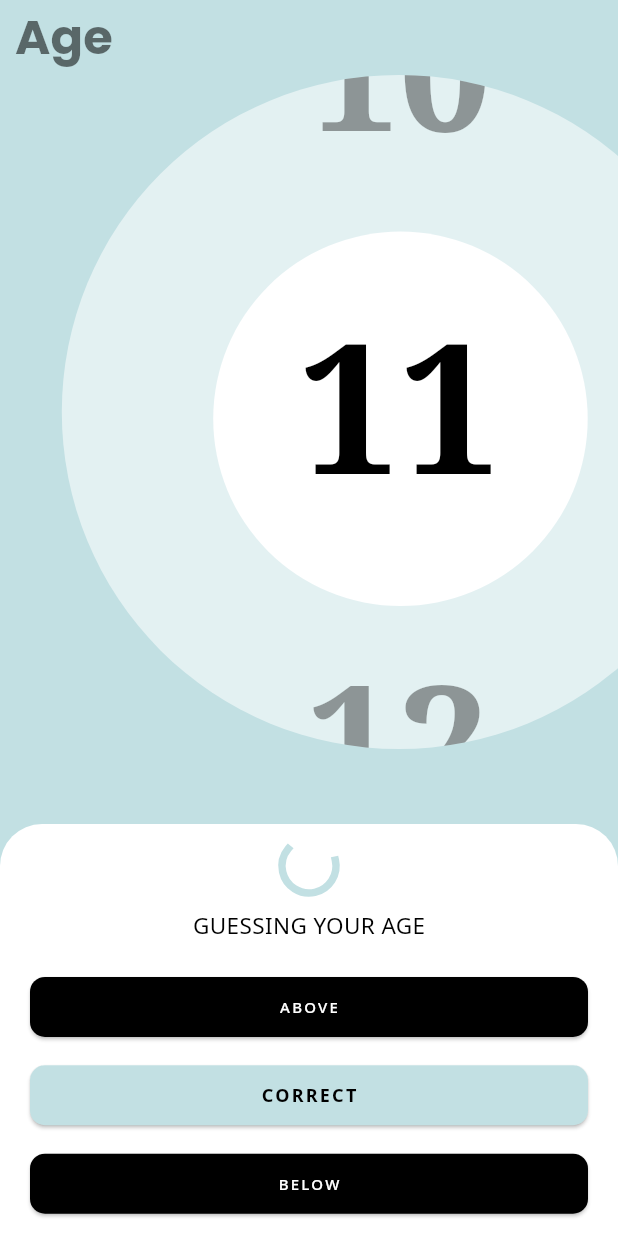
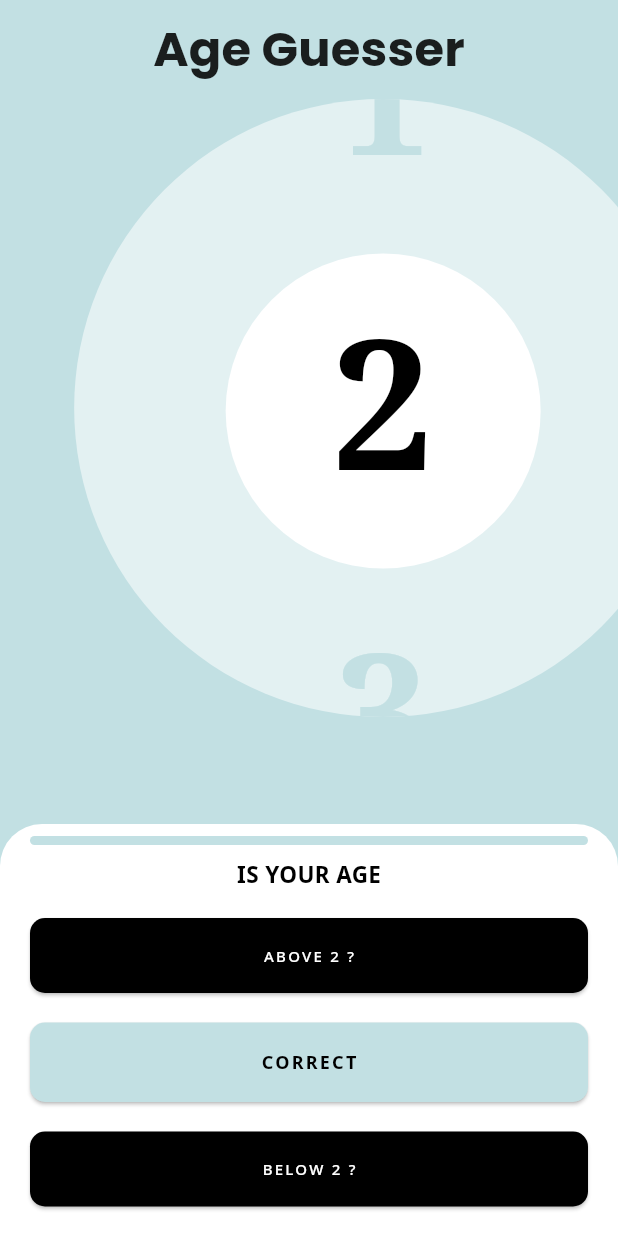
Before and after one commit to akash-ramaswamy/age_guesser, a Flutter app: the screen it shows after launch, swiped to page 2, on a phone screen of 412 x 824 dp. Run offline on Flutter 3.47's test engine with Material 3 defaults, Android fonts, the phone set to English and light mode, and no system bars; our stand-ins replace google_fonts.

Commit message:
Added age guess Logics and UI fixes

```diff
--- a/lib/main.dart
+++ b/lib/main.dart
@@ -1,4 +1,7 @@
+import 'dart:math';
+
 import 'package:flutter/material.dart';
+import 'package:flutter/services.dart';
 import 'package:google_fonts/google_fonts.dart';
 
 void main() {
@@ -14,32 +17,80 @@ class MyApp extends StatelessWidget {
   Widget build(BuildContext context) {
     return MaterialApp(
       debugShowCheckedModeBanner: false,
-      title: 'Flutter Demo',
+      title: 'Age Guesser',
       theme: ThemeData(
         useMaterial3: true,
       ),
-      home: const MyHomePage(title: 'Flutter Demo Home Page'),
+      home: const App(),
     );
   }
 }
 
-class MyHomePage extends StatefulWidget {
-  const MyHomePage({super.key, required this.title});
-
-  final String title;
+class App extends StatefulWidget {
+  const App({super.key});
 
   @override
-  State<MyHomePage> createState() => _MyHomePageState();
+  State<App> createState() => _AppState();
 }
 
-class _MyHomePageState extends State<MyHomePage> {
-  final PageController _controller = PageController(viewportFraction: 0.5);
-  int _index = 0;
+class _AppState extends State<App> {
+  int _index = 63;
+  final List<int> _ages = List.generate(100, (index) => index + 1);
+  bool _isCorrect = false;
+
+  final PageController _controller = PageController(
+    viewportFraction: 0.5,
+    initialPage: 63,
+  );
+
+  int guess = 63 + 1;
+  int _lastAbove = 0;
+  int _lastBelow = 0;
+  final maxGuesses = 6;
+  int _guesses = 0;
+  final List<Color> guessColors = [
+    const Color(0xFF3E777B),
+    const Color(0xFFFFD700),
+    const Color(0xFFFFA500),
+    const Color(0xFFFF6347),
+    const Color(0xFFFF4500),
+    const Color(0xFF8B0000),
+  ];
+
+  calculateGuessesAsPercentage() {
+    return (_guesses / maxGuesses) * 100;
+  }
+
+  calculateNextGuess(isAbove) {
+    if (isAbove) {
+      print("current guess: $guess is lower");
+      _lastAbove = guess;
+    } else {
+      print("current guess: $guess is higher");
+      _lastBelow = guess;
+    }
+
+    guess = ((_lastAbove + _lastBelow) / 2).floor();
+    print("next guess: $guess");
+    _guesses++;
+  }
+
+  reset() {
+    guess = 63 + 1;
+    _lastAbove = 0;
+    _lastBelow = 0;
+    _isCorrect = false;
+
+    _controller.animateToPage(
+      guess - 1,
+      duration: const Duration(milliseconds: 500),
+      curve: Curves.easeIn,
+    );
+  }
 
   @override
   Widget build(BuildContext context) {
     return Scaffold(
-      // bottomNavigationBar: SafeArea(bottom: false, child: Container()),
       backgroundColor: kPrimaryColor,
       body: SafeArea(
         bottom: false,
@@ -48,19 +99,19 @@ class _MyHomePageState extends State<MyHomePage> {
             Expanded(
               flex: 2,
               child: Column(
-                crossAxisAlignment: CrossAxisAlignment.start,
+                crossAxisAlignment: CrossAxisAlignment.center,
                 children: [
                   Padding(
                     padding: const EdgeInsets.symmetric(
                       horizontal: 10,
-                      vertical: 2,
+                      vertical: 10,
                     ),
                     child: Text(
-                      'Age',
+                      'Age Guesser',
                       style: GoogleFonts.poppins(
                         fontSize: 32,
                         fontWeight: FontWeight.bold,
-                        color: Colors.black54,
+                        color: Colors.black87,
                         letterSpacing: 0.1,
                       ),
                     ),
@@ -68,15 +119,18 @@ class _MyHomePageState extends State<MyHomePage> {
                   Expanded(
                     child: LayoutBuilder(
                       builder: (context, constraints) {
+                        double width = min(constraints.maxHeight * 0.935, 400);
+
                         return Stack(
                           children: [
                             Positioned(
-                              top: constraints.maxHeight * 0.209,
-                              left: constraints.maxWidth * 0.345,
+                              top: MediaQuery.of(context).size.width * 0.25,
+                              left: MediaQuery.of(context).size.width * 0.12,
+                              width: MediaQuery.of(context).size.width,
                               child: Container(
                                 alignment: Alignment.center,
-                                width: constraints.maxHeight * 0.50,
-                                height: constraints.maxHeight * 0.50,
+                                width: width - 190,
+                                height: width - 190,
                                 decoration: const BoxDecoration(
                                   color: Colors.white,
                                   shape: BoxShape.circle,
@@ -84,12 +138,14 @@ class _MyHomePageState extends State<MyHomePage> {
                               ),
                             ),
                             Positioned(
-                              left: constraints.maxWidth * 0.1,
+                              width: MediaQuery.of(context).size.width,
+                              height: MediaQuery.of(context).size.width,
+                              left: constraints.maxWidth * 0.12,
                               child: Container(
                                 clipBehavior: Clip.antiAlias,
                                 alignment: Alignment.center,
-                                width: constraints.maxHeight * 0.90,
-                                height: constraints.maxHeight * 0.90,
+                                width: MediaQuery.of(context).size.width,
+                                height: MediaQuery.of(context).size.width,
                                 decoration: BoxDecoration(
                                   color: Colors.white54,
                                   borderRadius: BorderRadius.all(
@@ -101,25 +157,28 @@ class _MyHomePageState extends State<MyHomePage> {
                                 child: SizedBox(
                                   height: double.infinity, // Card height
                                   child: PageView.builder(
-                                    itemCount: 10,
+                                    itemCount: _ages.length,
                                     scrollDirection: Axis.vertical,
-                                    physics: ClampingScrollPhysics(),
+                                    physics: const ClampingScrollPhysics(),
                                     controller: _controller,
                                     pageSnapping: true,
                                     onPageChanged: (index) => setState(
-                                      () => _index = index,
+                                      () {
+                                        _index = index;
+                                        HapticFeedback.lightImpact();
+                                      },
                                     ),
                                     itemBuilder: (context, index) {
                                       return Center(
                                         child: Text(
-                                          '${index + 10}',
+                                          '${_ages[index]}',
                                           style: GoogleFonts.notoSerif(
                                             fontSize:
                                                 _index == index ? 120 : 110,
                                             fontWeight: FontWeight.bold,
                                             color: _index == index
                                                 ? Colors.black
-                                                : Colors.black38,
+                                                : const Color(0xFFC3E0E3),
                                           ),
                                         ),
                                       );
@@ -138,6 +197,7 @@ class _MyHomePageState extends State<MyHomePage> {
             ),
             Flexible(
               child: Container(
+                clipBehavior: Clip.antiAlias,
                 width: double.infinity,
                 decoration: const BoxDecoration(
                   color: Colors.white,
@@ -148,30 +208,45 @@ class _MyHomePageState extends State<MyHomePage> {
                 ),
                 child: Column(
                   children: [
-                    Container(
-                      width: double.infinity,
+                    Column(
+                      children: [
+                        Padding(
                           padding: const EdgeInsets.symmetric(
-                        // horizontal: 2,
-                        vertical: 10,
+                            vertical: 8,
+                            horizontal: 20,
                           ),
-                      child: Column(
-                        children: [
-                          const CircularProgressIndicator(
-                            color: kPrimaryColor,
-                            strokeWidth: 5,
+                          child: LinearProgressIndicator(
+                            minHeight: 6,
+                            backgroundColor: kPrimaryColor,
+                            color: guessColors[_guesses == 0 ? 0 : _guesses - 1],
+                            borderRadius: BorderRadius.circular(10),
+                            value: calculateGuessesAsPercentage() / 100,
+                            semanticsLabel: 'Linear progress indicator',
                           ),
-                          const SizedBox(height: 10),
+                        ),
                         Text(
-                            'guessing your age'.toUpperCase(),
+                          'is your age'.toUpperCase(),
                           style: GoogleFonts.notoSans(
                             fontSize: 15,
-                              // fontWeight: FontWeight.bold,
+                            fontWeight: FontWeight.bold,
                             color: Colors.black,
                           ),
                         ),
                       ],
                     ),
-                    ),
+                    // Padding(
+                    //   padding: const EdgeInsets.symmetric(
+                    //     vertical: 8,
+                    //   ),
+                    //   child: Text(
+                    //     'your age is'.toUpperCase(),
+                    //     style: GoogleFonts.notoSans(
+                    //       fontSize: 15,
+                    //       fontWeight: FontWeight.bold,
+                    //       color: Colors.black,
+                    //     ),
+                    //   ),
+                    // ),
                     Expanded(
                       child: Container(
                         padding: const EdgeInsets.symmetric(
@@ -184,15 +259,16 @@ class _MyHomePageState extends State<MyHomePage> {
                               width: double.infinity,
                               child: ElevatedButton(
                                 onPressed: () {
+                                  calculateNextGuess(true);
                                   _controller.animateToPage(
-                                    _index + 3,
+                                    guess - 1,
                                     duration: const Duration(milliseconds: 500),
                                     curve: Curves.easeIn,
                                   );
                                 },
                                 // change border radius
                                 style: ElevatedButton.styleFrom(
-                                  padding: const EdgeInsets.all(8),
+                                  padding: const EdgeInsets.all(18),
                                   backgroundColor: Colors.black,
                                   foregroundColor: Colors.white,
                                   shape: RoundedRectangleBorder(
@@ -200,7 +276,7 @@ class _MyHomePageState extends State<MyHomePage> {
                                   ),
                                 ),
                                 child: Text(
-                                  'Above'.toUpperCase(),
+                                  "Above ${_index + 1} ?".toUpperCase(),
                                   style: GoogleFonts.notoSans(
                                     fontSize: 10,
                                     letterSpacing: 1.5,
@@ -212,15 +288,14 @@ class _MyHomePageState extends State<MyHomePage> {
                               width: double.infinity,
                               child: ElevatedButton(
                                 onPressed: () {
-                                  _controller.animateToPage(
-                                    _index - 3,
-                                    duration: const Duration(milliseconds: 500),
-                                    curve: Curves.easeIn,
-                                  );
+                                  setState(() {
+                                    _isCorrect = true;
+                                    reset();
+                                  });
                                 },
                                 // change border radius
                                 style: ElevatedButton.styleFrom(
-                                  padding: const EdgeInsets.all(8),
+                                  padding: const EdgeInsets.all(18),
                                   backgroundColor: kPrimaryColor,
                                   foregroundColor: Colors.black,
                                   shape: RoundedRectangleBorder(
@@ -241,15 +316,16 @@ class _MyHomePageState extends State<MyHomePage> {
                               width: double.infinity,
                               child: ElevatedButton(
                                 onPressed: () {
+                                  calculateNextGuess(false);
                                   _controller.animateToPage(
-                                    _index - 3,
+                                    guess - 1,
                                     duration: const Duration(milliseconds: 500),
                                     curve: Curves.easeIn,
                                   );
                                 },
                                 // change border radius
                                 style: ElevatedButton.styleFrom(
-                                  padding: const EdgeInsets.all(8),
+                                  padding: const EdgeInsets.all(18),
                                   backgroundColor: Colors.black,
                                   foregroundColor: Colors.white,
                                   shape: RoundedRectangleBorder(
@@ -257,7 +333,7 @@ class _MyHomePageState extends State<MyHomePage> {
                                   ),
                                 ),
                                 child: Text(
-                                  'Below'.toUpperCase(),
+                                  "Below ${_index + 1} ?".toUpperCase(),
                                   style: GoogleFonts.notoSans(
                                     fontSize: 10,
                                     letterSpacing: 1.5,
```
Lines whose indentation alone changed are shown as unchanged.
